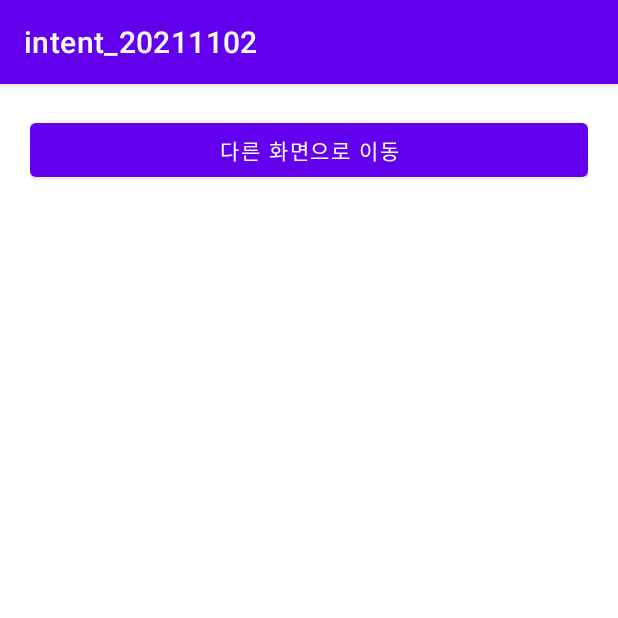
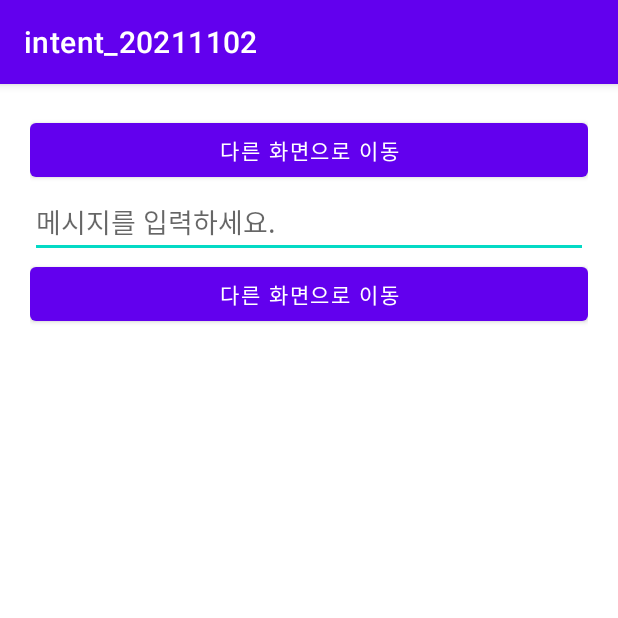
Before and after one commit to clearsky77/intent_20211102, an Android app: the screen it shows after launch (MainActivity), on a phone screen of 412 x 824 dp, the top half of it. Run offline under Robolectric (Android 15) with nearby library versions, the phone set to English and light mode, and no system bars.

Commit message:
메시지를 보내고 받을 UI 추가  - Intent로 넘기고 받기

```diff
--- a/app/src/main/AndroidManifest.xml
+++ b/app/src/main/AndroidManifest.xml
@@ -9,6 +9,9 @@
         android:roundIcon="@mipmap/ic_launcher_round"
         android:supportsRtl="true"
         android:theme="@style/Theme.Intent_20211102">
+        <activity
+            android:name=".ViewMessageActivity"
+            android:exported="true" />
         <activity
             android:name=".OtherActivity"
             android:exported="true" />
--- a/app/src/main/res/layout/activity_main.xml
+++ b/app/src/main/res/layout/activity_main.xml
@@ -13,5 +13,15 @@
         android:layout_width="match_parent"
         android:layout_height="wrap_content"
         android:text="다른 화면으로 이동"/>
+    <EditText
+        android:id="@+id/edtMessage"
+        android:layout_width="match_parent"
+        android:layout_height="wrap_content"
+        android:hint="메시지를 입력하세요."/>
+    <Button
+        android:id="@+id/btnSendMessage"
+        android:layout_width="match_parent"
+        android:layout_height="wrap_content"
+        android:text="다른 화면으로 이동"/>
 
 </LinearLayout>
```
Also changed, not shown: app/src/main/java/com/clearsky77/intent_20211102/ViewMessageActivity.kt (added, +11 -0 lines), app/src/main/res/layout/activity_view_message.xml (added, +16 -0 lines).
